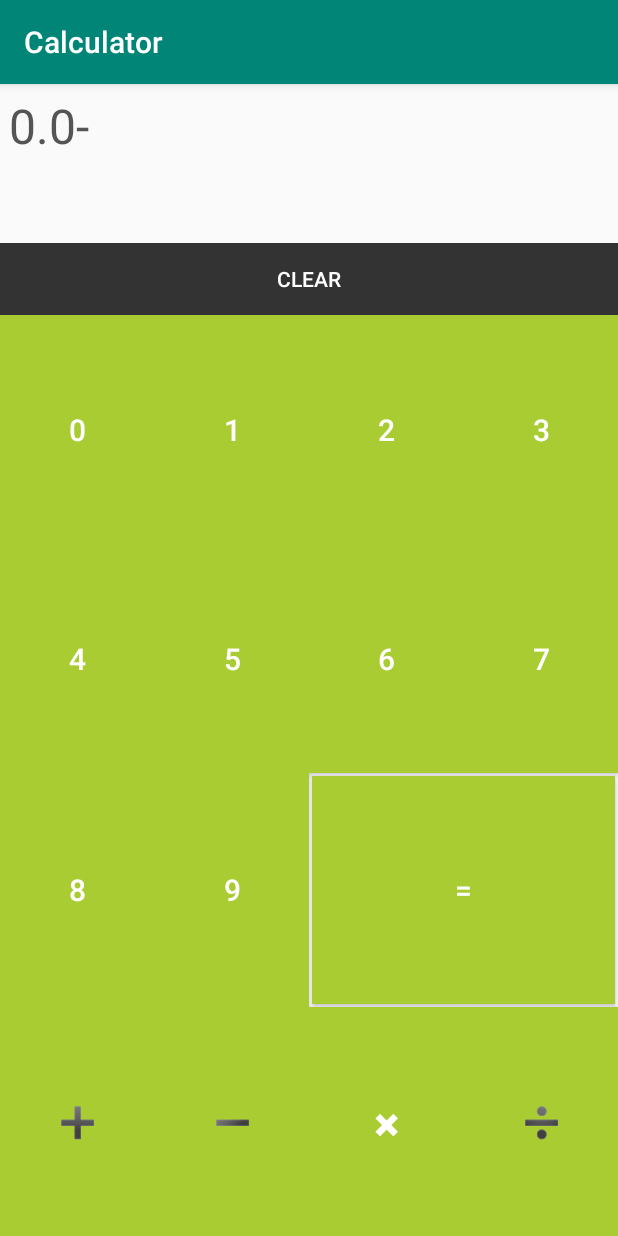
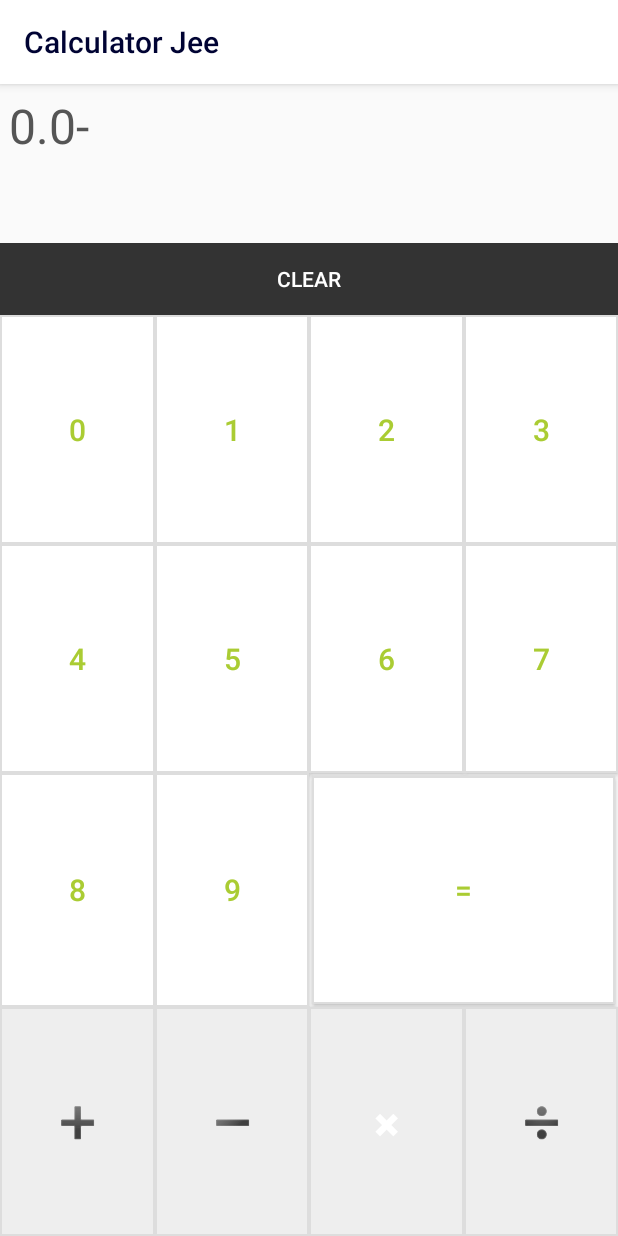
Before and after one commit to rootass/Simple-Calculator-App, an Android app: the screen it shows after launch (MainActivity), after a tap on an icon or button, on a phone screen of 412 x 824 dp. Run offline under Robolectric (Android 15) with nearby library versions, the phone set to English and light mode, and no system bars; 1 statement that could not run was skipped; 2 other taps on this screen came first.

Commit message:
Now multiple operations can be performed on multiple numbers

```diff
--- a/app/src/main/java/com/wildlabs/calculator/MainActivity.java
+++ b/app/src/main/java/com/wildlabs/calculator/MainActivity.java
@@ -2,6 +2,7 @@ package com.wildlabs.calculator;
 
 import android.support.v7.app.AppCompatActivity;
 import android.os.Bundle;
+import android.text.Html;
 import android.view.View;
 import android.widget.Button;
 import android.widget.TextView;
@@ -24,6 +25,7 @@ public class MainActivity extends AppCompatActivity {
     protected void onCreate(Bundle savedInstanceState) {
         super.onCreate(savedInstanceState);
         setContentView(R.layout.activity_main);
+        getSupportActionBar().setTitle(Html.fromHtml("<font color=\"#333\">Calculator Jee</font>"));
         initializeButtons();
         mTextView = (TextView) findViewById(R.id.display);
     }
@@ -64,10 +66,10 @@ public class MainActivity extends AppCompatActivity {
 
     public void callOperators(View v){
         switch (v.getTag().toString()){
-            case "+": if(operatorClicked){againClicked();}num+="+";operatorClicked=true;mTextView.setText(num);break;
-            case "-": if(operatorClicked){againClicked();}num+="-";operatorClicked=true;mTextView.setText(num);break;
-            case "*": if(operatorClicked){againClicked();}num+="*";operatorClicked=true;mTextView.setText(num);break;
-            case "÷": if(operatorClicked){againClicked();}num+="÷";operatorClicked=true;mTextView.setText(num);break;
+            case "+": if(operatorClicked){callEquals(btn1);}num+="+";operatorClicked=true;mTextView.setText(num);break;
+            case "-": if(operatorClicked){callEquals(btn1);}num+="-";operatorClicked=true;mTextView.setText(num);break;
+            case "*": if(operatorClicked){callEquals(btn1);}num+="*";operatorClicked=true;mTextView.setText(num);break;
+            case "÷": if(operatorClicked){callEquals(btn1);}num+="÷";operatorClicked=true;mTextView.setText(num);break;
         }
     }
 
@@ -77,30 +79,16 @@ public class MainActivity extends AppCompatActivity {
     }
 
     public void callEquals(View v){
-        String op1 = "";
-        String op2 = "";
-        String operator = "";
-
         float result=0;
         for(int i=0; i<num.length(); i++){
             char c = num.charAt(i);
-            breakApart(c,op1,op2,result,i);
+            breakApart(c,result,i);
         }
     }
 
-    public void againClicked(){
+    public void breakApart(char c,float result,int i){
         String op1 = "";
         String op2 = "";
-        String operator = "";
-
-        float result=0;
-        for(int i=0; i<num.length(); i++){
-            char c = num.charAt(i);
-            breakApart(c,op1,op2,result,i);
-        }
-    }
-
-    public void breakApart(char c, String op1, String op2,float result,int i){
         if(c=='+'||c=='-'||c=='*'||c=='÷'){
             try{
                 op1 = num.substring(0,i);
--- /dev/null
+++ b/app/src/main/res/drawable/number_background.xml
@@ -0,0 +1,5 @@
+<?xml version="1.0" encoding="utf-8"?>
+<shape xmlns:android="http://schemas.android.com/apk/res/android" android:shape="rectangle">
+    <solid android:color="#fff"></solid>
+    <stroke android:color="#ddd" android:width="1dp"></stroke>
+</shape>
--- /dev/null
+++ b/app/src/main/res/drawable/operator_background.xml
@@ -0,0 +1,5 @@
+<?xml version="1.0" encoding="utf-8"?>
+<shape xmlns:android="http://schemas.android.com/apk/res/android" android:shape="rectangle">
+    <solid android:color="#eee"></solid>
+    <stroke android:color="#ddd" android:width="1dp"></stroke>
+</shape>
--- a/app/src/main/res/layout/activity_main.xml
+++ b/app/src/main/res/layout/activity_main.xml
@@ -67,9 +67,9 @@
             android:layout_columnWeight="1"
             android:layout_rowWeight="1"
             android:layout_gravity="fill"
-            android:background="#ac3"
+            android:textColor="#ac3"
+            android:background="@drawable/number_background"
             android:textSize="20dp"
-            android:textColor="#fff"
             android:onClick="perform" android:tag="0"
             android:text="0"/>
         <Button
@@ -82,9 +82,9 @@
             android:layout_rowWeight="1"
             android:layout_gravity="fill"
             android:id="@+id/btn2"
-            android:background="#ac3"
+            android:textColor="#ac3"
+            android:background="@drawable/number_background"
             android:textSize="20dp"
-            android:textColor="#fff"
             android:onClick="perform" android:tag="1"
             android:text="1"/>
         <Button
@@ -97,9 +97,9 @@
             android:layout_gravity="fill"
             android:layout_row="0"
             android:id="@+id/btn3"
-            android:background="#ac3"
+            android:textColor="#ac3"
+            android:background="@drawable/number_background"
             android:textSize="20dp"
-            android:textColor="#fff"
             android:onClick="perform" android:tag="2"
             android:text="2"/>
         <Button
@@ -112,9 +112,9 @@
             android:layout_rowWeight="1"
             android:layout_gravity="fill"
             android:id="@+id/btn4"
-            android:background="#ac3"
+            android:textColor="#ac3"
+            android:background="@drawable/number_background"
             android:textSize="20dp"
-            android:textColor="#fff"
             android:onClick="perform" android:tag="3"
             android:text="3"/>
         <Button
@@ -127,9 +127,9 @@
             android:layout_gravity="fill"
             android:layout_row="1"
             android:id="@+id/btn5"
-            android:background="#ac3"
+            android:textColor="#ac3"
+            android:background="@drawable/number_background"
             android:textSize="20dp"
-            android:textColor="#fff"
             android:onClick="perform" android:tag="4"
             android:text="4"/>
         <Button
@@ -142,9 +142,9 @@
             android:layout_rowWeight="1"
             android:layout_gravity="fill"
             android:id="@+id/btn6"
-            android:background="#ac3"
+            android:textColor="#ac3"
+            android:background="@drawable/number_background"
             android:textSize="20dp"
-            android:textColor="#fff"
             android:onClick="perform" android:tag="5"
             android:text="5"/>
         <Button
@@ -157,9 +157,9 @@
             android:layout_rowWeight="1"
             android:layout_gravity="fill"
             android:id="@+id/btn7"
-            android:background="#ac3"
+            android:textColor="#ac3"
+            android:background="@drawable/number_background"
             android:textSize="20dp"
-            android:textColor="#fff"
             android:onClick="perform" android:tag="6"
             android:text="6"/>
         <Button
@@ -172,9 +172,9 @@
             android:layout_rowWeight="1"
             android:layout_gravity="fill"
             android:id="@+id/btn8"
-            android:background="#ac3"
+            android:textColor="#ac3"
+            android:background="@drawable/number_background"
             android:textSize="20dp"
-            android:textColor="#fff"
             android:onClick="perform" android:tag="7"
             android:text="7"/>
         <Button
@@ -187,9 +187,9 @@
             android:layout_rowWeight="1"
             android:layout_gravity="fill"
             android:id="@+id/btn9"
-            android:background="#ac3"
+            android:textColor="#ac3"
+            android:background="@drawable/number_background"
             android:textSize="20dp"
-            android:textColor="#fff"
             android:onClick="perform" android:tag="8"
             android:text="8"/>
         <Button
@@ -202,9 +202,9 @@
             android:layout_rowWeight="1"
             android:layout_gravity="fill"
             android:id="@+id/btn10"
-            android:background="#ac3"
+            android:textColor="#ac3"
+            android:background="@drawable/number_background"
             android:textSize="20dp"
-            android:textColor="#fff"
             android:onClick="perform" android:tag="9"
             android:text="9"/>
         <Button
@@ -218,9 +218,9 @@
             android:layout_columnSpan="2"
             android:layout_gravity="fill_horizontal"
             android:id="@+id/btn12"
-            android:background="#ac3"
             android:textSize="20dp"
-            android:textColor="#fff"
+            android:textColor="#ac3"
+            android:background="@drawable/number_background"
             android:layout_margin="2dp"
             android:onClick="callEquals" android:tag="="
             android:text="="/>
@@ -234,7 +234,7 @@
             android:layout_rowWeight="1"
             android:layout_gravity="fill"
             android:id="@+id/btn13"
-            android:background="#ac3"
+            android:background="@drawable/operator_background"
             android:textSize="20dp"
             android:textColor="#fff"
             android:onClick="callOperators" android:tag="+"
@@ -249,7 +249,7 @@
             android:layout_rowWeight="1"
             android:layout_gravity="fill"
             android:id="@+id/btn14"
-            android:background="#ac3"
+            android:background="@drawable/operator_background"
             android:textSize="20dp"
             android:textColor="#fff"
             android:onClick="callOperators" android:tag="-"
@@ -264,7 +264,7 @@
             android:layout_gravity="fill"
             android:gravity="center"
             android:id="@+id/btn15"
-            android:background="#ac3"
+            android:background="@drawable/operator_background"
             android:textSize="20dp"
             android:textColor="#fff"
             android:onClick="callOperators" android:tag="*"
@@ -279,7 +279,7 @@
             android:layout_gravity="fill"
             android:gravity="center"
             android:id="@+id/btn16"
-            android:background="#ac3"
+            android:background="@drawable/operator_background"
             android:textSize="20dp"
             android:textColor="#fff"
             android:onClick="callOperators" android:tag="÷"
--- a/app/src/main/res/values/colors.xml
+++ b/app/src/main/res/values/colors.xml
@@ -1,6 +1,6 @@
 <?xml version="1.0" encoding="utf-8"?>
 <resources>
-    <color name="colorPrimary">#008577</color>
-    <color name="colorPrimaryDark">#00574B</color>
+    <color name="colorPrimary">#fff</color>
+    <color name="colorPrimaryDark">#aa1</color>
     <color name="colorAccent">#D81B60</color>
 </resources>
--- a/app/src/main/res/values/strings.xml
+++ b/app/src/main/res/values/strings.xml
@@ -1,3 +1,3 @@
 <resources>
-    <string name="app_name">Calculator</string>
+    <string name="app_name">Calculator Jee</string>
 </resources>
```
